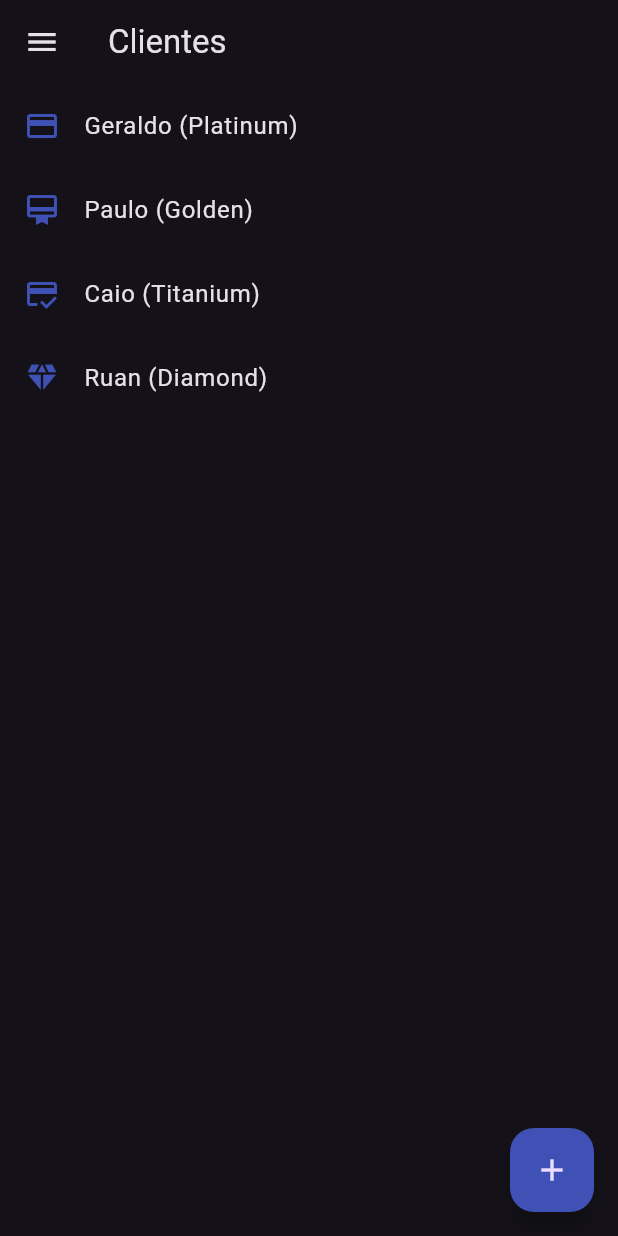
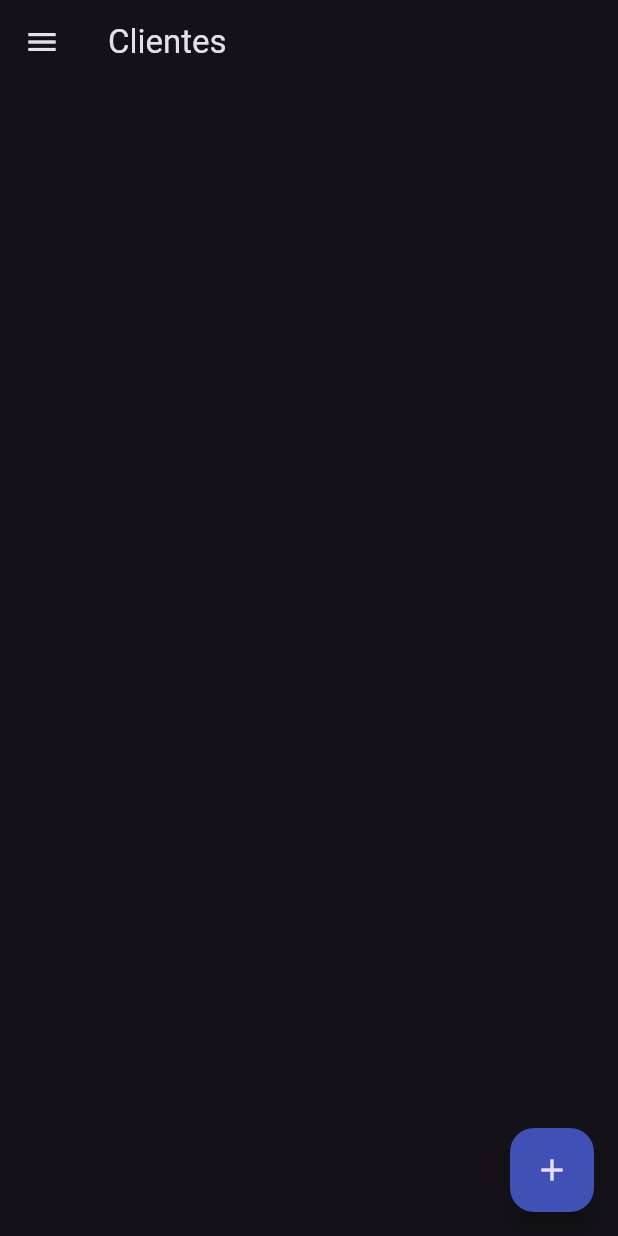
Before and after one commit to vilar95/client_control, a Flutter app: the screen it shows after launch, in the side drawer, after a tap on the "add" icon, on a phone screen of 412 x 824 dp. Run offline on Flutter 3.47's test engine with Material 3 defaults, Android fonts, the phone set to English and light mode, and no system bars.

```diff
--- a/lib/main.dart
+++ b/lib/main.dart
@@ -1,9 +1,16 @@
+
+import 'package:client_control/models/clients.dart';
 import 'package:client_control/pages/client_types_page.dart';
 import 'package:flutter/material.dart';
+import 'package:provider/provider.dart';
 import 'pages/clients_page.dart';
 
 void main() {
-  runApp(const MyApp());
+  runApp(ChangeNotifierProvider(
+      create: (context) => Clients(
+            clients: [],
+          ),
+      child: const MyApp()));
 }
 
 class MyApp extends StatelessWidget {
--- /dev/null
+++ b/lib/models/clients.dart
@@ -0,0 +1,13 @@
+import 'package:client_control/models/client.dart';
+import 'package:flutter/material.dart';
+
+class Clients extends ChangeNotifier {
+  List<Client> clients;
+
+  Clients({required this.clients});
+
+  void add(Client client) {
+    clients.add(client);
+    notifyListeners();
+  }
+}
--- /dev/null
+++ b/lib/models/types.dart
@@ -0,0 +1,13 @@
+import 'package:client_control/models/client_type.dart';
+import 'package:flutter/material.dart';
+
+class Types extends ChangeNotifier {
+  List<ClientType> types;
+
+  Types({required this.types});
+
+  void add(ClientType type) {
+    types.add(type);
+    notifyListeners();
+  }
+}
--- a/lib/pages/clients_page.dart
+++ b/lib/pages/clients_page.dart
@@ -1,6 +1,9 @@
 import 'package:client_control/models/client_type.dart';
 import 'package:client_control/models/client.dart';
+import 'package:client_control/models/clients.dart';
+import 'package:client_control/models/types.dart';
 import 'package:flutter/material.dart';
+import 'package:provider/provider.dart';
 
 import '../components/hamburger_menu.dart';
 
@@ -13,51 +16,44 @@ class ClientsPage extends StatefulWidget {
 }
 
 class _ClientsPageState extends State<ClientsPage> {
-
-  List<Client> clients = [
-    Client(name: 'Geraldo', email: 'leo@email.com', type: ClientType(name: 'Platinum', icon: Icons.credit_card)),
-    Client(name: 'Paulo', email: 'leo@email.com', type: ClientType(name: 'Golden', icon: Icons.card_membership)),
-    Client(name: 'Caio', email: 'leo@email.com', type: ClientType(name: 'Titanium', icon: Icons.credit_score)),
-    Client(name: 'Ruan', email: 'ruan@email.com', type: ClientType(name: 'Diamond', icon: Icons.diamond)),
-  ];
-
-  List<ClientType> types = [
-    ClientType(name: 'Platinum', icon: Icons.credit_card),
-    ClientType(name: 'Golden', icon: Icons.card_membership),
-    ClientType(name: 'Titanium', icon: Icons.credit_score),
-    ClientType(name: 'Diamond', icon: Icons.diamond),
-  ];
-
   @override
   Widget build(BuildContext context) {
-
     return Scaffold(
       appBar: AppBar(
         title: Text(widget.title),
       ),
       drawer: const HamburgerMenu(),
-      body: ListView.builder(
-        itemCount: clients.length,
+      body: Consumer<Clients>(
+        builder: (BuildContext context, Clients list, Widget? widget) {
+          return ListView.builder(
+            itemCount: list.clients.length,
             itemBuilder: (context, index) {
               return Dismissible(
                 key: UniqueKey(),
                 background: Container(color: Colors.red),
                 child: ListTile(
-              leading: Icon(clients[index].type.icon),
-              title: Text(clients[index].name + ' ('+ clients[index].type.name + ')'),
+                  leading: Icon(list.clients[index].type.icon),
+                  title: Text(list.clients[index].name +
+                      ' (' +
+                      list.clients[index].type.name +
+                      ')'),
                   iconColor: Colors.indigo,
                 ),
                 onDismissed: (direction) {
                   setState(() {
-                clients.removeAt(index);
+                    list.clients.removeAt(index);
                   });
+                },
+              );
             },
           );
         },
       ),
       floatingActionButton: FloatingActionButton(
         backgroundColor: Colors.indigo,
-        onPressed: (){createType(context);},
+        onPressed: () {
+          createType(context);
+        },
         tooltip: 'Add Tipo',
         child: const Icon(Icons.add),
       ),
@@ -67,7 +63,8 @@ class _ClientsPageState extends State<ClientsPage> {
   void createType(context) {
     TextEditingController nomeInput = TextEditingController();
     TextEditingController emailInput = TextEditingController();
-    ClientType dropdownValue = types[0];
+    Types listTypes = Provider.of<Types>(context, listen: false);
+    ClientType dropdownValue = listTypes.types[0];
 
     showDialog(
         context: context,
@@ -97,7 +94,8 @@ class _ClientsPageState extends State<ClientsPage> {
                       ),
                     ),
                     const Padding(padding: EdgeInsets.all(5)),
-                        StatefulBuilder(builder: (BuildContext context, StateSetter setState) {
+                    StatefulBuilder(
+                        builder: (BuildContext context, StateSetter setState) {
                       return DropdownButton(
                         isExpanded: true,
                         value: dropdownValue,
@@ -112,7 +110,7 @@ class _ClientsPageState extends State<ClientsPage> {
                             dropdownValue = newValue as ClientType;
                           });
                         },
-                            items: types.map((ClientType type) {
+                        items: listTypes.types.map((ClientType type) {
                           return DropdownMenuItem<ClientType>(
                             value: type,
                             child: Text(type.name),
@@ -125,24 +123,27 @@ class _ClientsPageState extends State<ClientsPage> {
               ),
             ),
             actions: [
-                  TextButton(
+              Consumer<Clients>(builder:
+                  (BuildContext context, Clients list, Widget? widget) {
+                return TextButton(
                     child: const Text("Salvar"),
                     onPressed: () async {
                       setState(() {
-                          clients.add(Client(name: nomeInput.text, email: emailInput.text, type: dropdownValue));
+                        list.clients.add(Client(
+                            name: nomeInput.text,
+                            email: emailInput.text,
+                            type: dropdownValue));
+                        Navigator.pop(context);
                       });
-                        Navigator.pop(context);
-                      }
-                  ),
+                    });
+              }),
               TextButton(
                   child: const Text("Calcelar"),
                   onPressed: () {
                     Navigator.pop(context);
-                    }
-                  ),
+                  }),
             ],
           );
-            }
-          );
+        });
   }
 }
--- a/pubspec.yaml
+++ b/pubspec.yaml
@@ -34,6 +34,8 @@ dependencies:
   # The following adds the Cupertino Icons font to your application.
   # Use with the CupertinoIcons class for iOS style icons.
   cupertino_icons: ^1.0.2
+  provider: ^6.0.3
+
 
 dev_dependencies:
   flutter_test:
```
Also changed, not shown: pubspec.lock. Lines whose indentation alone changed are shown as unchanged.
